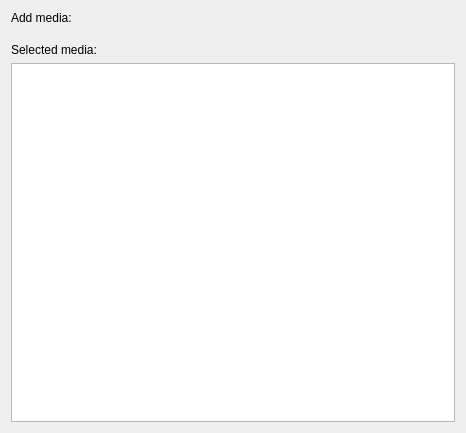
google-code-export/kmediafactory, file src/mediapage.ui: the form before one commit.
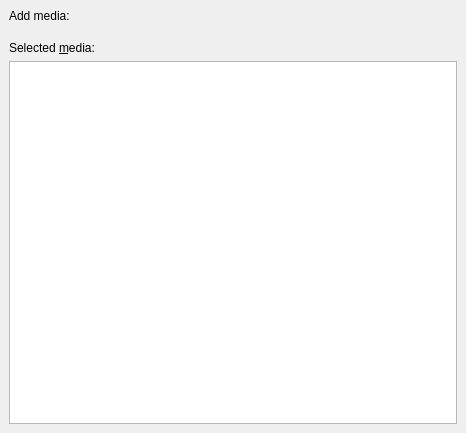
The form after the commit. Custom widgets are drawn as their Qt base class.

The edit to the form file:
```diff
--- a/src/mediapage.ui
+++ b/src/mediapage.ui
@@ -20,7 +20,7 @@
   </property>
   <layout class="QVBoxLayout" >
    <property name="margin" >
-    <number>11</number>
+    <number>9</number>
    </property>
    <property name="spacing" >
     <number>6</number>
@@ -30,21 +30,24 @@
      <property name="text" >
       <string>Add media:</string>
      </property>
-     <property name="wordWrap" >
-      <bool>false</bool>
-     </property>
     </widget>
    </item>
    <item>
     <widget class="KToolBar" name="mediaButtons" >
      <property name="sizePolicy" >
       <sizepolicy>
-       <hsizetype>7</hsizetype>
-       <vsizetype>0</vsizetype>
+       <hsizetype>13</hsizetype>
+       <vsizetype>13</vsizetype>
        <horstretch>0</horstretch>
        <verstretch>0</verstretch>
       </sizepolicy>
      </property>
+     <property name="minimumSize" >
+      <size>
+       <width>0</width>
+       <height>32</height>
+      </size>
+     </property>
     </widget>
    </item>
    <item>
@@ -53,10 +56,10 @@
    <item>
     <widget class="QLabel" name="mediaLabel" >
      <property name="text" >
-      <string>Selected media:</string>
+      <string>Selected &amp;media:</string>
      </property>
-     <property name="wordWrap" >
-      <bool>false</bool>
+     <property name="buddy" >
+      <cstring>mediaFiles</cstring>
      </property>
     </widget>
    </item>
@@ -70,6 +73,18 @@
        <verstretch>0</verstretch>
       </sizepolicy>
      </property>
+     <property name="focusPolicy" >
+      <enum>Qt::StrongFocus</enum>
+     </property>
+     <property name="contextMenuPolicy" >
+      <enum>Qt::CustomContextMenu</enum>
+     </property>
+     <property name="flow" >
+      <enum>QListView::LeftToRight</enum>
+     </property>
+     <property name="viewMode" >
+      <enum>QListView::IconMode</enum>
+     </property>
     </widget>
    </item>
   </layout>
@@ -77,17 +92,17 @@
  <layoutdefault spacing="6" margin="11" />
  <layoutfunction spacing="KDialog::spacingHint" margin="KDialog::marginHint" />
  <customwidgets>
+  <customwidget>
+   <class>SizeWidget</class>
+   <extends>QWidget</extends>
+   <header>sizewidget.h</header>
+  </customwidget>
   <customwidget>
    <class>KToolBar</class>
    <extends>QWidget</extends>
    <header>ktoolbar.h</header>
    <container>1</container>
   </customwidget>
-  <customwidget>
-   <class>SizeWidget</class>
-   <extends>QWidget</extends>
-   <header>sizewidget.h</header>
-  </customwidget>
  </customwidgets>
  <resources/>
  <connections/>
```
Left out of the diff: 4 changed lines with no effect on the pictures.
